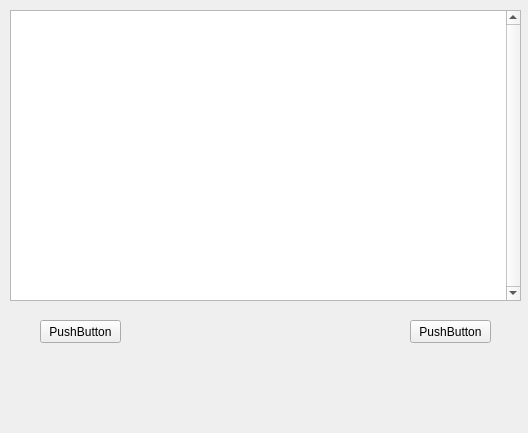
evgeny1633/preference, file s_potissimum/Log.ui: the form before one commit.
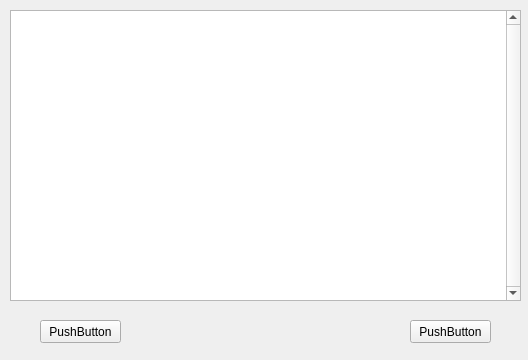
The form after the commit.

Diff of the .ui file:
```diff
--- a/s_potissimum/Log.ui
+++ b/s_potissimum/Log.ui
@@ -7,7 +7,7 @@
     <x>0</x>
     <y>0</y>
     <width>528</width>
-    <height>433</height>
+    <height>360</height>
    </rect>
   </property>
   <property name="windowTitle">
```
